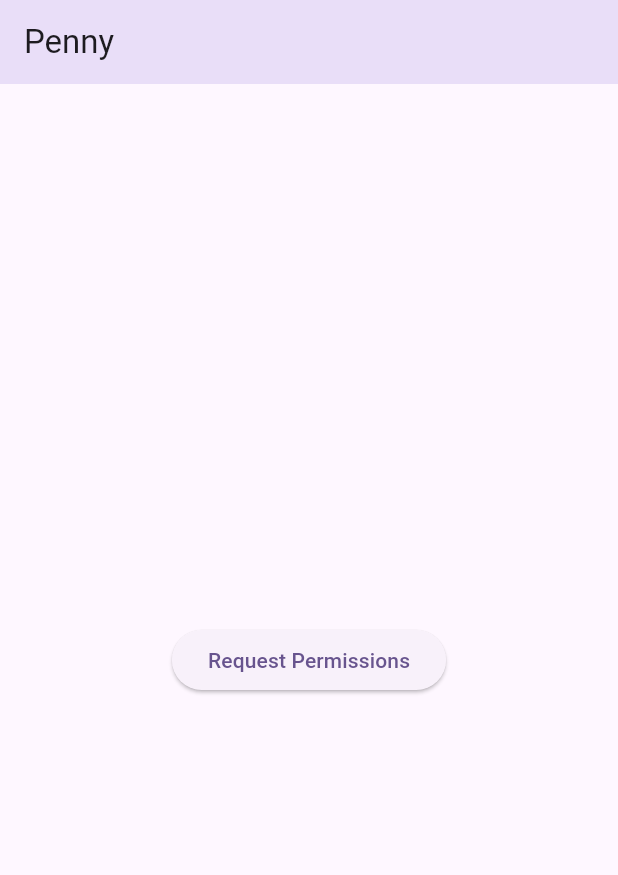
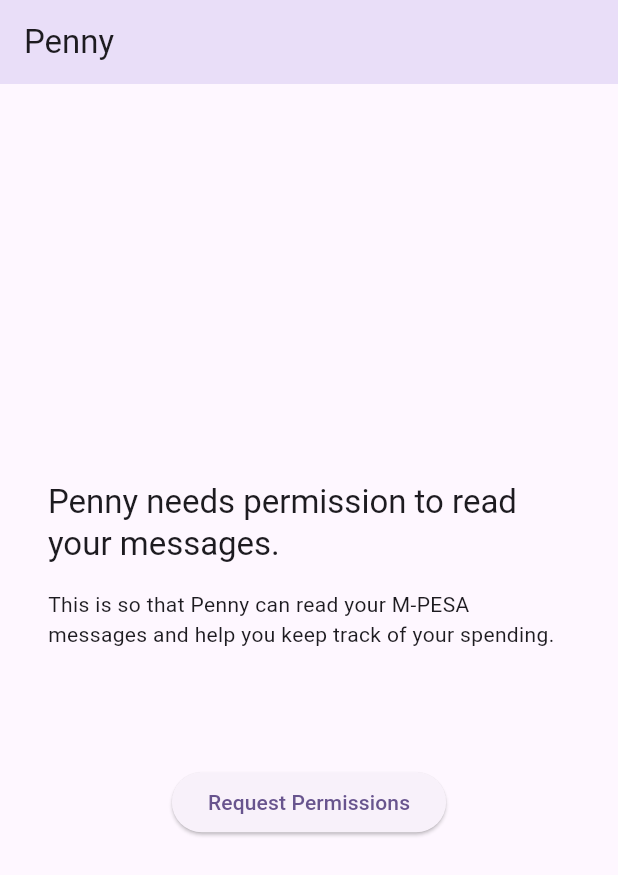
Before and after one commit to chriss1525/Penny, a Flutter app: the screen it shows after launch, on a phone screen of 412 x 824 dp. Shown: the top 875 px of the screen. Run offline on Flutter 3.47's test engine with Material 2 defaults, Android fonts, the phone set to English and light mode, and no system bars; missing offline and left inert: telephony.

Commit message:
request permissions page

```diff
--- a/client/lib/screens/request_permissions.dart
+++ b/client/lib/screens/request_permissions.dart
@@ -9,7 +9,28 @@ class RequestPermissionsScreen extends StatelessWidget {
   @override
   Widget build(BuildContext context) {
     return Center(
-      child: ElevatedButton(
+      child: Padding(
+        padding: const EdgeInsets.all(32.0),
+        child: Column(
+          mainAxisAlignment: MainAxisAlignment.center,
+          children: [
+            const Spacer(
+              flex: 3,
+            ),
+            Text(
+              'Penny needs permission to read your messages.',
+              style: Theme.of(context).textTheme.titleLarge,
+            ),
+            const SizedBox(
+              height: 16.0,
+            ),
+            const Text(
+              'This is so that Penny can read your M-PESA messages and help you keep track of your spending.',
+            ),
+            const Spacer(
+              flex: 1,
+            ),
+            ElevatedButton(
               child: const Text('Request Permissions'),
               onPressed: () async {
                 SmsService().checkPermission().then((value) {
@@ -18,6 +39,12 @@ class RequestPermissionsScreen extends StatelessWidget {
                 });
               },
             ),
+            const Spacer(
+              flex: 3,
+            ),
+          ],
+        ),
+      ),
     );
   }
 }
```
Lines whose indentation alone changed are shown as unchanged.
